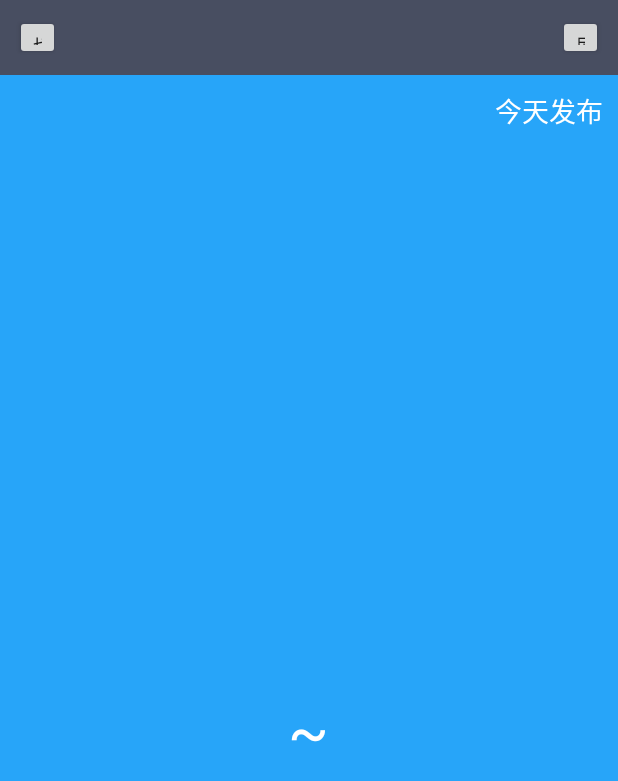
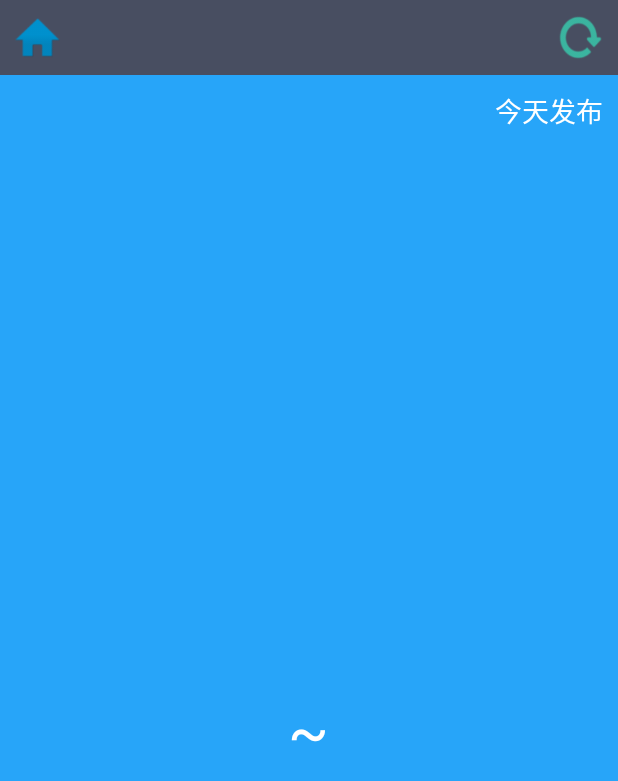
Before and after one commit to reignofwebber/coolweather, an Android app: the WeatherActivity screen opened directly, with no data from a screen before it, on a phone screen of 412 x 824 dp. Shown: the top 781 px of the screen. Run offline under Robolectric (Android 15) with nearby library versions, the phone set to English and light mode, and no system bars.

Commit message:
修改图标和名称

```diff
--- a/app/src/main/AndroidManifest.xml
+++ b/app/src/main/AndroidManifest.xml
@@ -6,7 +6,7 @@
 
     <application
         android:allowBackup="true"
-        android:icon="@mipmap/ic_launcher"
+        android:icon="@drawable/weather"
         android:label="@string/app_name"
         android:roundIcon="@mipmap/ic_launcher_round"
         android:supportsRtl="true"
--- a/app/src/main/res/layout/weather_layout.xml
+++ b/app/src/main/res/layout/weather_layout.xml
@@ -13,7 +13,7 @@
             android:layout_height="30dp"
             android:layout_centerVertical="true"
             android:layout_marginLeft="10dp"
-            android:text="切换"/>
+            android:background="@drawable/home"/>
 
         <TextView
             android:id="@+id/city_name"
@@ -29,7 +29,7 @@
             android:layout_alignParentRight="true"
             android:layout_centerVertical="true"
             android:layout_marginRight="10dp"
-            android:text="刷新"/>
+            android:background="@drawable/refresh"/>
     </RelativeLayout>
 
     <RelativeLayout
--- a/app/src/main/res/values/strings.xml
+++ b/app/src/main/res/values/strings.xml
@@ -1,3 +1,3 @@
 <resources>
-    <string name="app_name">CoolWeather</string>
+    <string name="app_name">酷欧天气</string>
 </resources>
```
Also changed, not shown: app/src/main/res/drawable/home.png (added), app/src/main/res/drawable/refresh.png (added), app/src/main/res/drawable/weather.png (added).
